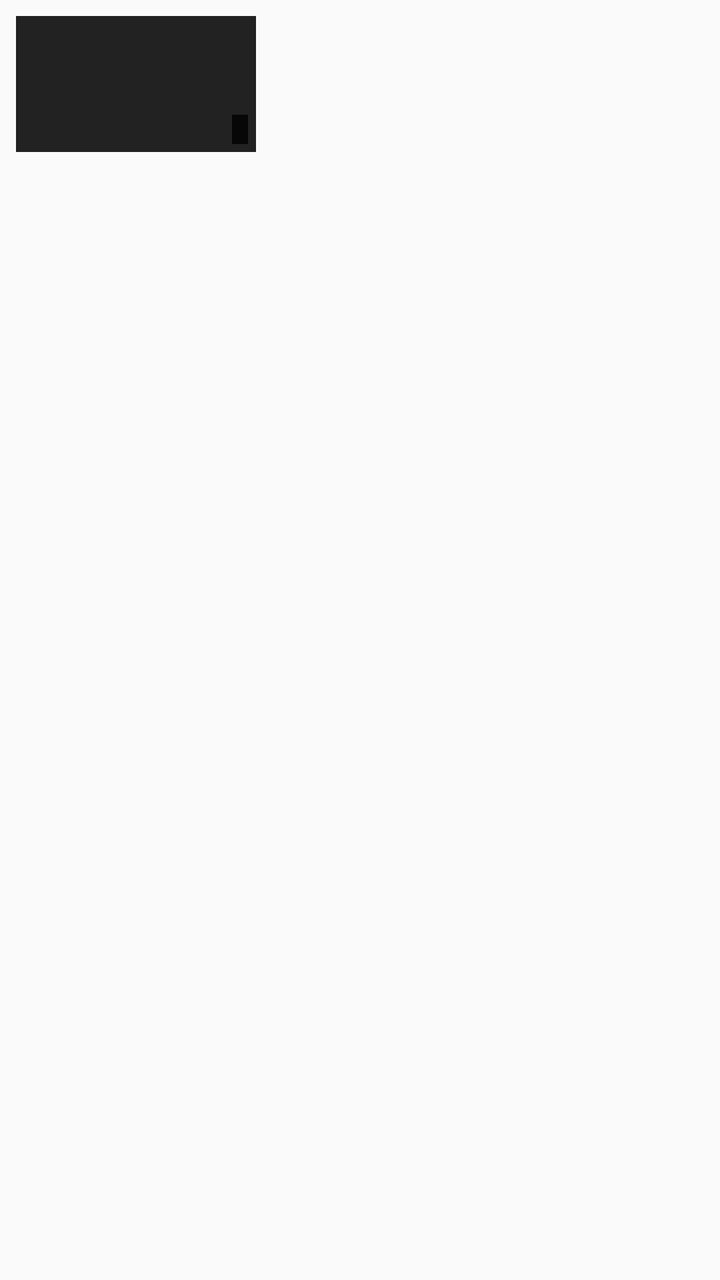
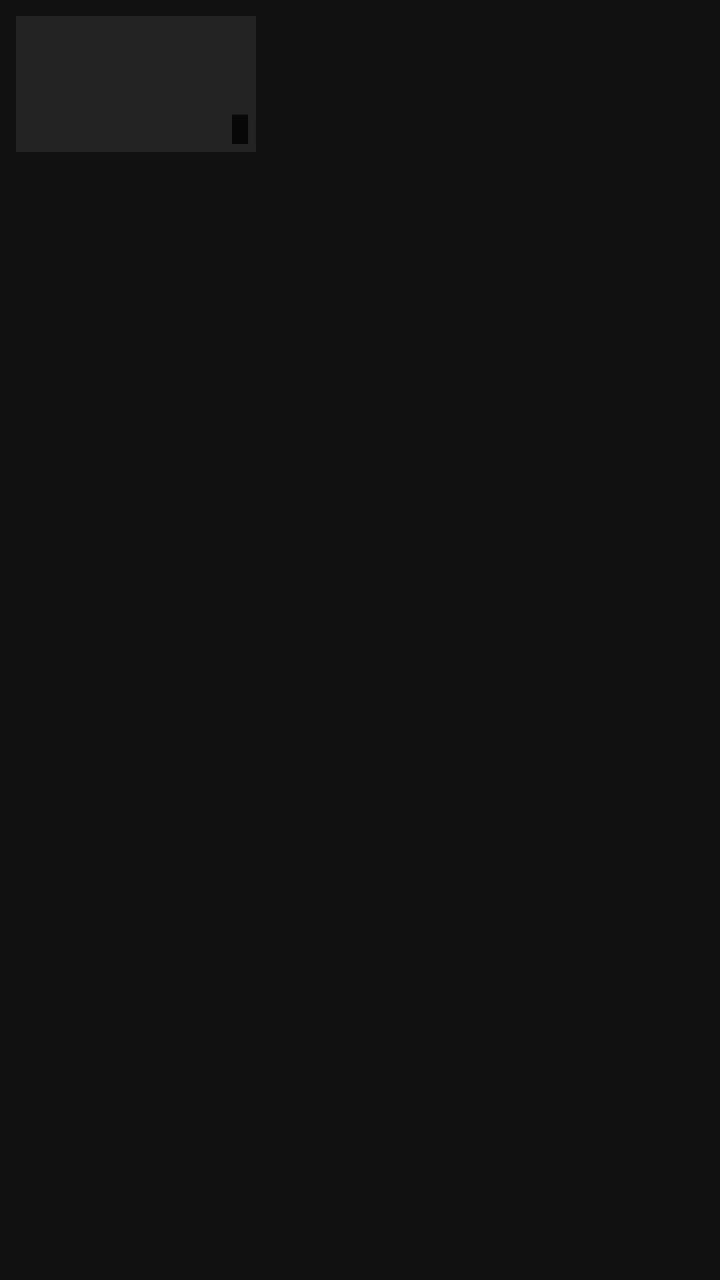

Compare the two renders of this Android layout. The source of the first and the diff that turns it into the second are given below.
<!-- AndroidManifest.xml: application theme Theme.YoutubeLite -->
<!-- res/layout/item_video.xml -->
<?xml version="1.0" encoding="utf-8"?>
<LinearLayout xmlns:android="http://schemas.android.com/apk/res/android"
    android:layout_width="match_parent"
    android:layout_height="wrap_content"
    android:orientation="horizontal"
    android:padding="8dp">

    <FrameLayout
        android:layout_width="120dp"
        android:layout_height="68dp">

        <ImageView
            android:id="@+id/video_thumb"
            android:layout_width="match_parent"
            android:layout_height="match_parent"
            android:scaleType="centerCrop"
            android:background="#222" />

        <TextView
            android:id="@+id/video_duration"
            android:layout_width="wrap_content"
            android:layout_height="wrap_content"
            android:layout_gravity="bottom|end"
            android:layout_margin="4dp"
            android:background="#CC000000"
            android:textColor="#FFF"
            android:textSize="11sp"
            android:paddingLeft="4dp"
            android:paddingRight="4dp" />
    </FrameLayout>

    <LinearLayout
        android:layout_width="0dp"
        android:layout_height="wrap_content"
        android:layout_weight="1"
        android:layout_marginLeft="8dp"
        android:orientation="vertical">

        <TextView
            android:id="@+id/video_title"
            android:layout_width="match_parent"
            android:layout_height="wrap_content"
            android:textColor="#FFF"
            android:textSize="14sp"
            android:maxLines="2"
            android:ellipsize="end" />

        <TextView
            android:id="@+id/video_meta"
            android:layout_width="match_parent"
            android:layout_height="wrap_content"
            android:textColor="#AAA"
            android:textSize="12sp"
            android:maxLines="1"
            android:ellipsize="end" />
    </LinearLayout>

</LinearLayout>
<!-- resources referenced by this layout -->
<resources>
  <style name="Theme.YoutubeLite" parent="Theme.AppCompat.DayNight.DarkActionBar">
          <item name="colorPrimary">#CC0000</item>
          <item name="colorPrimaryDark">#990000</item>
          <item name="colorAccent">#CC0000</item>
      </style>
</resources>

<!-- the commit's change to res/layout/item_video.xml (unified diff, before → after) -->
@@ -41,7 +41,7 @@
             android:layout_width="match_parent"
             android:layout_height="wrap_content"
             android:textColor="#FFF"
-            android:textSize="14sp"
+            android:textSize="15sp"
             android:maxLines="2"
             android:ellipsize="end" />
 
@@ -49,10 +49,21 @@
             android:id="@+id/video_meta"
             android:layout_width="match_parent"
             android:layout_height="wrap_content"
-            android:textColor="#AAA"
-            android:textSize="12sp"
+            android:textColor="#CCC"
+            android:textSize="13sp"
             android:maxLines="1"
             android:ellipsize="end" />
+
+        
+        <TextView
+            android:id="@+id/video_channel_link"
+            android:layout_width="wrap_content"
+            android:layout_height="wrap_content"
+            android:paddingTop="2dp"
+            android:text="Xem kênh ›"
+            android:textColor="#4FC3F7"
+            android:textSize="13sp"
+            android:visibility="gone" />
     </LinearLayout>
 
 </LinearLayout>
<!-- resource entries referenced after the edit -->
@@ -1,9 +1,20 @@
 <!-- resources referenced by this layout -->
 <resources>
-  <style name="Theme.YoutubeLite" parent="Theme.AppCompat.DayNight.DarkActionBar">
+  <style name="Theme.YoutubeLite" parent="Theme.AppCompat.NoActionBar">
           <item name="colorPrimary">#CC0000</item>
           <item name="colorPrimaryDark">#990000</item>
           <item name="colorAccent">#CC0000</item>
+          <item name="android:windowBackground">#111111</item>
+          <item name="android:textColorPrimary">#FFFFFF</item>
+          <item name="android:textColorSecondary">#CCCCCC</item>
+          <item name="alertDialogTheme">@style/Theme.YoutubeLite.Dialog</item>
+      </style>
+  <style name="Theme.YoutubeLite.Dialog" parent="Theme.AppCompat.Dialog.Alert">
+          <item name="colorPrimary">#CC0000</item>
+          <item name="colorAccent">#CC0000</item>
+          <item name="android:windowBackground">#222222</item>
+          <item name="android:textColorPrimary">#FFFFFF</item>
+          <item name="android:textColorSecondary">#CCCCCC</item>
       </style>
 </resources>
 
